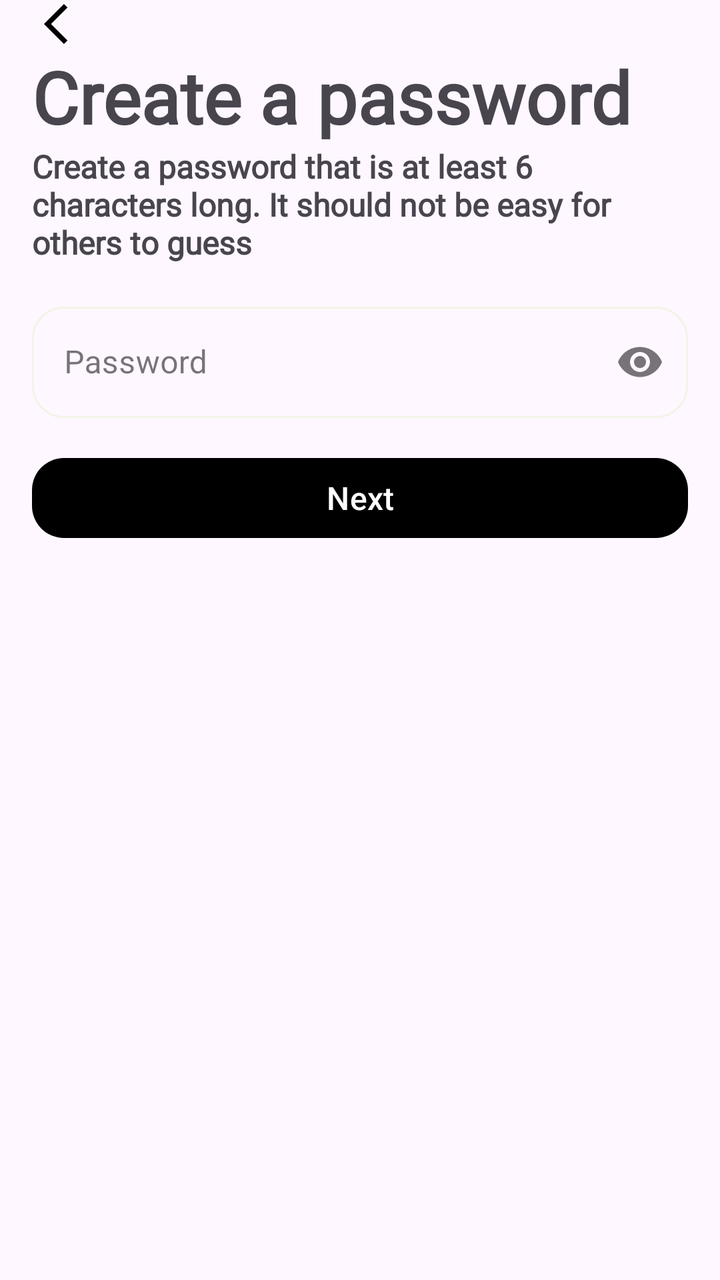
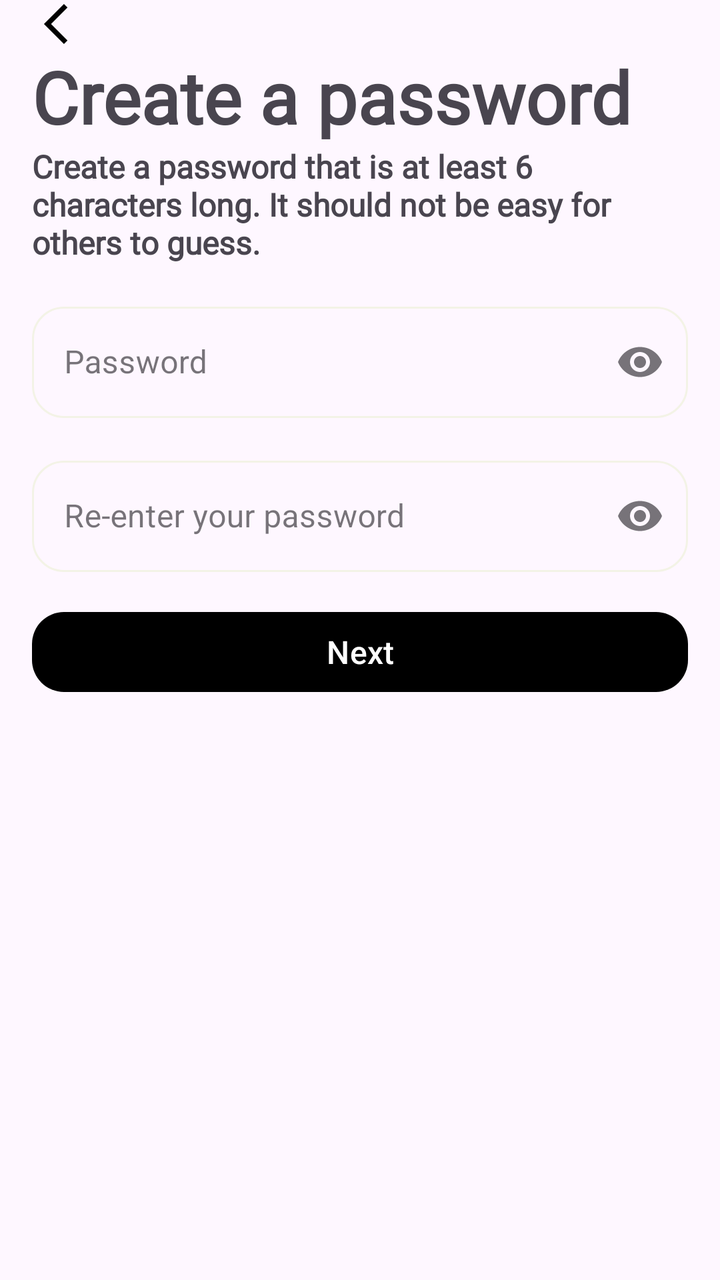

The first picture is an Android layout as it rendered before a commit; the second is the same layout after the commit. The layout source and the unified diff follow.
<!-- AndroidManifest.xml: application theme Theme.TAAMManagementSystem -->
<!-- res/layout/fragment_signup_password.xml -->
<?xml version="1.0" encoding="utf-8"?>
<androidx.constraintlayout.widget.ConstraintLayout xmlns:android="http://schemas.android.com/apk/res/android"
    xmlns:app="http://schemas.android.com/apk/res-auto"
    xmlns:tools="http://schemas.android.com/tools"
    android:layout_width="match_parent"
    android:layout_height="match_parent"
    android:fitsSystemWindows="true">

    <ImageButton
        android:id="@+id/backButton"
        android:layout_width="24dp"
        android:layout_height="24dp"
        android:src="@drawable/arrow_forward_icon"
        android:scaleX="-1"
        android:background="?attr/selectableItemBackgroundBorderless"

        app:layout_constraintStart_toStartOf="parent"
        app:layout_constraintTop_toTopOf="parent"
        android:layout_marginStart="16dp"

        />

    <TextView
        android:id="@+id/TitleText"
        android:layout_width="0dp"
        android:layout_height="wrap_content"
        android:layout_marginLeft="16dp"
        android:layout_marginRight="16dp"

        android:text="Create a password"
        android:gravity="start"
        android:fontFamily="@font/work_sans"
        android:textSize="36sp"
        android:textStyle="bold"


        app:layout_constraintEnd_toEndOf="parent"
        app:layout_constraintStart_toStartOf="parent"
        app:layout_constraintTop_toBottomOf="@id/backButton"
        />
    <TextView
        android:id="@+id/SubTitleText"
        android:layout_width="0dp"
        android:layout_height="wrap_content"
        android:layout_marginLeft="16dp"
        android:layout_marginRight="16dp"

        android:text="Create a password that is at least 6 characters long. It should not be easy for others to guess"
        android:gravity="start"
        android:fontFamily="@font/work_sans"
        android:textSize="16sp"
        android:textStyle="bold"

        app:layout_constraintEnd_toEndOf="parent"
        app:layout_constraintStart_toStartOf="parent"
        app:layout_constraintTop_toBottomOf="@id/TitleText"
        />

    <com.google.android.material.textfield.TextInputLayout
        android:id="@+id/passwordInputLayout"
        style="@style/Widget.MaterialComponents.TextInputLayout.OutlinedBox"
        android:layout_width="0dp"
        android:layout_height="wrap_content"
        android:layout_marginStart="16dp"
        android:layout_marginEnd="16dp"
        android:layout_marginTop="16dp"

        android:hint="Password"
        app:boxStrokeColor="@color/input_outline_color"
        app:hintTextColor="@color/input_outline_color"
        app:endIconMode="password_toggle"

        app:boxCornerRadiusTopStart="16dp"
        app:boxCornerRadiusTopEnd="16dp"
        app:boxCornerRadiusBottomStart="16dp"
        app:boxCornerRadiusBottomEnd="16dp"

        app:layout_constraintStart_toStartOf="parent"
        app:layout_constraintEnd_toEndOf="parent"
        app:layout_constraintTop_toBottomOf="@id/SubTitleText"
        >

        <com.google.android.material.textfield.TextInputEditText
            android:id="@+id/passwordInput"
            android:layout_width="match_parent"
            android:layout_height="wrap_content"
            android:inputType="textPassword" />
    </com.google.android.material.textfield.TextInputLayout>

    <com.google.android.material.button.MaterialButton
        android:id="@+id/nextButton"
        android:layout_width="0dp"
        android:layout_height="48dp"
        android:text="Next"
        android:textColor="@color/white"
        android:textSize="16sp"

        app:backgroundTint="@android:color/black"
        app:strokeColor="@color/white"
        app:strokeWidth="0dp"
        app:cornerRadius="16dp"

        app:layout_constraintStart_toStartOf="parent"
        app:layout_constraintEnd_toEndOf="parent"
        app:layout_constraintTop_toBottomOf="@id/passwordInputLayout"

        android:layout_marginStart="16dp"
        android:layout_marginEnd="16dp"
        android:layout_marginTop="16dp"/>
</androidx.constraintlayout.widget.ConstraintLayout>
<!-- resources referenced by this layout -->
<resources>
  <color name="white">#FFFFFFFF</color>
  <!-- drawable arrow_forward_icon (drawable) -->
  <vector xmlns:android="http://schemas.android.com/apk/res/android"
      android:width="24dp"
      android:height="24dp"
      android:viewportWidth="24"
      android:viewportHeight="24">
    <path
        android:pathData="M8.025,22L6.25,20.225L14.475,12L6.25,3.775L8.025,2L18.025,12L8.025,22Z"
        android:fillColor="#000000"/>
  </vector>
  <style name="Theme.TAAMManagementSystem" parent="Base.Theme.TAAMManagementSystem" />
  <style name="Base.Theme.TAAMManagementSystem" parent="Theme.Material3.DayNight.NoActionBar">
          
          
      </style>
</resources>

<!-- the commit's change to res/layout/fragment_signup_password.xml (unified diff, before → after) -->
@@ -45,7 +45,7 @@
         android:layout_marginLeft="16dp"
         android:layout_marginRight="16dp"
 
-        android:text="Create a password that is at least 6 characters long. It should not be easy for others to guess"
+        android:text="Create a password that is at least 6 characters long. It should not be easy for others to guess."
         android:gravity="start"
         android:fontFamily="@font/work_sans"
         android:textSize="16sp"
@@ -87,6 +87,37 @@
             android:inputType="textPassword" />
     </com.google.android.material.textfield.TextInputLayout>
 
+    <com.google.android.material.textfield.TextInputLayout
+        android:id="@+id/passwordConfirmationInputLayout"
+        style="@style/Widget.MaterialComponents.TextInputLayout.OutlinedBox"
+        android:layout_width="0dp"
+        android:layout_height="wrap_content"
+        android:layout_marginStart="16dp"
+        android:layout_marginEnd="16dp"
+        android:layout_marginTop="16dp"
+
+        android:hint="Re-enter your password"
+        app:boxStrokeColor="@color/input_outline_color"
+        app:hintTextColor="@color/input_outline_color"
+        app:endIconMode="password_toggle"
+
+        app:boxCornerRadiusTopStart="16dp"
+        app:boxCornerRadiusTopEnd="16dp"
+        app:boxCornerRadiusBottomStart="16dp"
+        app:boxCornerRadiusBottomEnd="16dp"
+
+        app:layout_constraintStart_toStartOf="parent"
+        app:layout_constraintEnd_toEndOf="parent"
+        app:layout_constraintTop_toBottomOf="@id/passwordInputLayout"
+        >
+
+        <com.google.android.material.textfield.TextInputEditText
+            android:id="@+id/passwordConfirmationInput"
+            android:layout_width="match_parent"
+            android:layout_height="wrap_content"
+            android:inputType="textPassword" />
+    </com.google.android.material.textfield.TextInputLayout>
+
     <com.google.android.material.button.MaterialButton
         android:id="@+id/nextButton"
         android:layout_width="0dp"
@@ -102,7 +133,7 @@
 
         app:layout_constraintStart_toStartOf="parent"
         app:layout_constraintEnd_toEndOf="parent"
-        app:layout_constraintTop_toBottomOf="@id/passwordInputLayout"
+        app:layout_constraintTop_toBottomOf="@id/passwordConfirmationInputLayout"
 
         android:layout_marginStart="16dp"
         android:layout_marginEnd="16dp"
